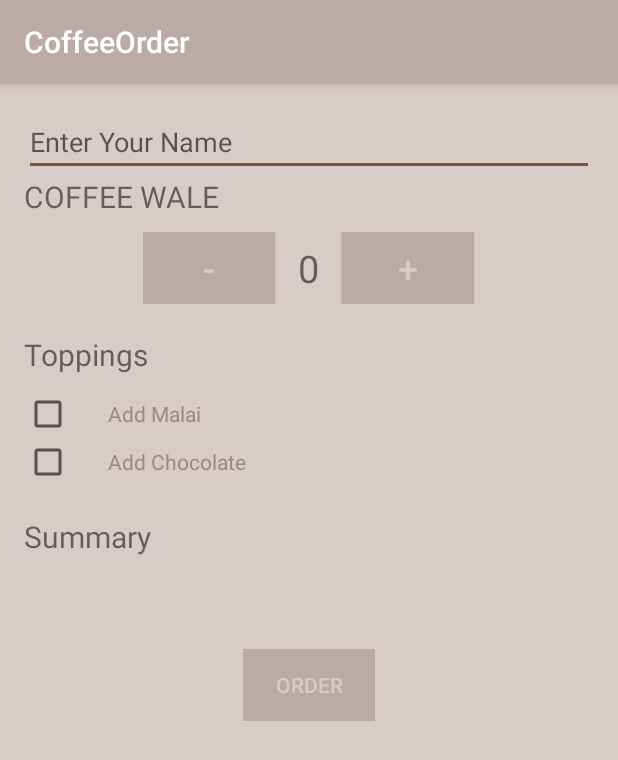
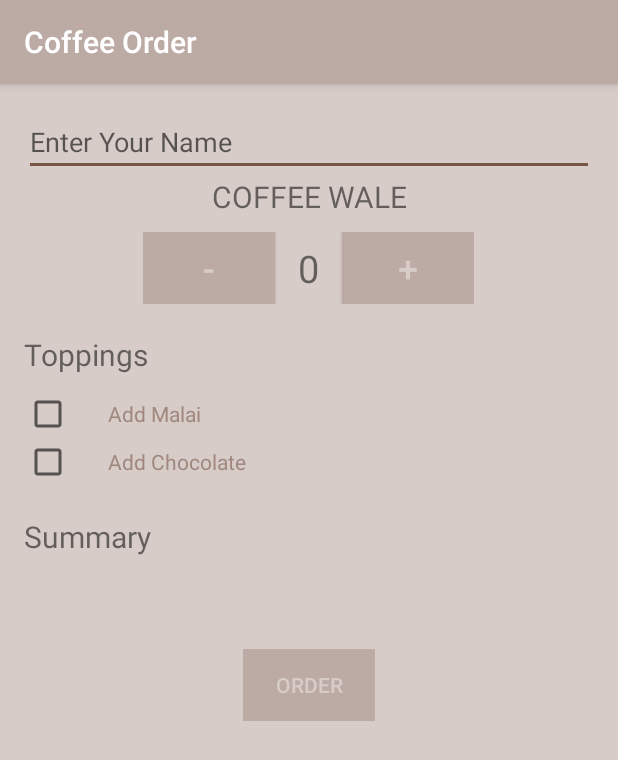
Before and after one commit to zeeshanayaz/batch4_AndroidDevelopment_practice, an Android app: the screen it shows after launch (MainActivity), on a phone screen of 412 x 824 dp. Shown: the top 760 px of the screen. Run offline under Robolectric (Android 15) with nearby library versions, the light colour scheme and no system bars.

Commit message:
replace hard coded string with resource/value/string

```diff
--- a/android/LabTask/CoffeeOrder/app/src/main/java/com/example/user/coffeeorder/MainActivity.java
+++ b/android/LabTask/CoffeeOrder/app/src/main/java/com/example/user/coffeeorder/MainActivity.java
@@ -3,6 +3,7 @@ package com.example.user.coffeeorder;
 import android.support.v7.app.AppCompatActivity;
 import android.os.Bundle;
 import android.view.View;
+import android.webkit.ConsoleMessage;
 import android.widget.CheckBox;
 import android.widget.TextView;
 import android.widget.Toast;
@@ -39,7 +40,7 @@ public class MainActivity extends AppCompatActivity {
         {
             message = "";
             displayCoffeePrize(message);
-            displayToast("Sorry\nWe could Not Recognize quantity\n:(");
+            displayToast(getResources().getString(R.string.errorCoffeeQuantity));
         }
     }
 
@@ -59,14 +60,14 @@ public class MainActivity extends AppCompatActivity {
             message = UserData() + calculateCoffeePrize(quantity);
             displayCoffeePrize(message);
 
-            displayToast("Thanks For Your Order\nWe will deliver your coffee ASAP!\n:)");
+            displayToast(getResources().getString(R.string.thankfulMessage));
 
             TextView textView = (TextView) findViewById(R.id.userName_TextView);
             textView.setText("");
         }
         else
         {
-            displayToast("Sorry\nWe could Not Recognize quantity\n:)");
+            displayToast(getResources().getString(R.string.errorCoffeeQuantity));
         }
 
     }
@@ -124,8 +125,14 @@ public class MainActivity extends AppCompatActivity {
         TextView textView = (TextView) findViewById(R.id.userName_TextView);
         name = textView.getText().toString();
 
-        String message = "Name : "+name+"\n\n";
+
+        if(name==null)
+        {
+            name = "customer";
+        }
+        String message = "Name : " + name + "\n\n";
         return message;
+
     }
 
 //Displaying Errors in Toast
--- a/android/LabTask/CoffeeOrder/app/src/main/res/layout/activity_main.xml
+++ b/android/LabTask/CoffeeOrder/app/src/main/res/layout/activity_main.xml
@@ -28,7 +28,7 @@
                 <EditText
                     android:layout_width="match_parent"
                     android:layout_height="wrap_content"
-                    android:hint="Enter Your Name"
+                    android:hint="@string/nameHint"
                     android:id="@+id/userName_TextView"/>
 
             </LinearLayout>
@@ -38,9 +38,10 @@
                 android:layout_height="wrap_content"
                 android:orientation="vertical">
                 <TextView
-                    android:layout_width="wrap_content"
+                    android:layout_width="match_parent"
                     android:layout_height="wrap_content"
-                    android:text="Coffee Wale"
+                    android:text="@string/coffeeWale"
+                    android:textAlignment="center"
                     android:textAllCaps="true"
                     android:textSize="20dp"
                     android:layout_marginBottom="10dp"/>
@@ -87,14 +88,14 @@
                 <TextView
                     android:layout_width="wrap_content"
                     android:layout_height="wrap_content"
-                    android:text="Toppings"
+                    android:text="@string/toppings"
                     android:textAllCaps="false"
                     android:textSize="20dp"
                     android:layout_marginBottom="10dp"/>
                 <CheckBox
                     android:layout_width="wrap_content"
                     android:layout_height="wrap_content"
-                    android:text="Add Malai"
+                    android:text="@string/addMalaiCheckBox"
                     android:textColor="#A1887F"
                     android:textAllCaps="false"
                     android:paddingLeft="24dp"
@@ -103,7 +104,7 @@
                 <CheckBox
                     android:layout_width="wrap_content"
                     android:layout_height="wrap_content"
-                    android:text="Add Chocolate"
+                    android:text="@string/addChocolateCheckBox"
                     android:textColor="#A1887F"
                     android:textAllCaps="false"
                     android:paddingLeft="24dp"
@@ -119,7 +120,7 @@
                 <TextView
                     android:layout_width="wrap_content"
                     android:layout_height="wrap_content"
-                    android:text="Summary"
+                    android:text="@string/summary"
                     android:textAllCaps="false"
                     android:textSize="20dp"
                     android:layout_marginBottom="20dp"
@@ -143,7 +144,7 @@
                 <Button
                     android:layout_width="wrap_content"
                     android:layout_height="wrap_content"
-                    android:text="Order"
+                    android:text="@string/orderButton"
                     android:textColor="#D7CCC8"
                     android:background="#BCAAA4"
                     android:onClick="submitCoffeeOrder" />
--- a/android/LabTask/CoffeeOrder/app/src/main/res/values/strings.xml
+++ b/android/LabTask/CoffeeOrder/app/src/main/res/values/strings.xml
@@ -1,3 +1,16 @@
 <resources>
-    <string name="app_name">CoffeeOrder</string>
+    <string name="app_name">Coffee Order</string>
+
+
+    <!--Strings -->
+    <string name="coffeeWale">Coffee Wale</string>
+    <string name="toppings">Toppings</string>
+    <string name="summary">Summary</string>
+    <string name="orderButton">Order</string>
+    <string name="nameHint">Enter Your Name</string>
+    <string name="addMalaiCheckBox">Add Malai</string>
+    <string name="addChocolateCheckBox">Add Chocolate</string>
+    <string name="errorCoffeeQuantity">Sorry We could Not Recognize quantity :(</string>
+    <string name="thankfulMessage">Thanks For Your Order. We will deliver your coffee ASAP! :)</string>
+
 </resources>
```
